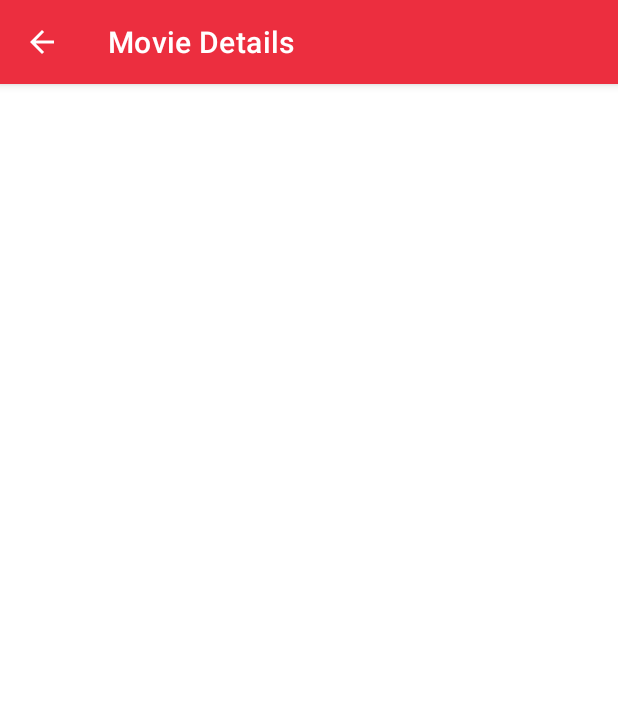
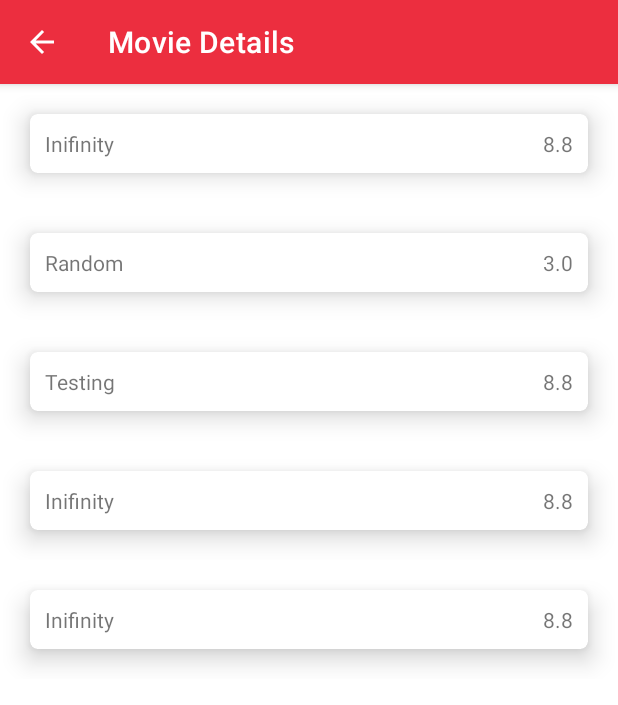
Before and after one commit to Yasithalalanga/MovTik, an Android app: the RatingResultActivity screen opened directly, with no data from a screen before it, on a phone screen of 412 x 824 dp. Shown: the top 705 px of the screen. Run offline under Robolectric (Android 15) with nearby library versions, the phone set to English and light mode, and no system bars.

Commit message:
MovieRating Updated With RecyclerView

```diff
--- a/app/build.gradle
+++ b/app/build.gradle
@@ -33,6 +33,7 @@ dependencies {
     implementation 'androidx.appcompat:appcompat:1.2.0'
     implementation 'com.google.android.material:material:1.3.0'
     implementation 'androidx.constraintlayout:constraintlayout:2.0.4'
+    implementation "androidx.cardview:cardview:1.0.0"
     testImplementation 'junit:junit:4.+'
     androidTestImplementation 'androidx.test.ext:junit:1.1.2'
     androidTestImplementation 'androidx.test.espresso:espresso-core:3.3.0'
--- /dev/null
+++ b/app/src/main/java/com/livecodex/movtik/MovieRating.java
@@ -0,0 +1,38 @@
+package com.livecodex.movtik;
+
+public class MovieRating {
+
+    private String movieName;
+    private String movieRating;
+    private int movieImage;
+
+    public MovieRating(String movieName, String movieRating, int movieImage) {
+        this.movieName = movieName;
+        this.movieRating = movieRating;
+        this.movieImage = movieImage;
+    }
+
+    public String getMovieName() {
+        return movieName;
+    }
+
+    public void setMovieName(String movieName) {
+        this.movieName = movieName;
+    }
+
+    public String getMovieRating() {
+        return movieRating;
+    }
+
+    public void setMovieRating(String movieRating) {
+        this.movieRating = movieRating;
+    }
+
+    public int getMovieImage() {
+        return movieImage;
+    }
+
+    public void setMovieImage(int movieImage) {
+        this.movieImage = movieImage;
+    }
+}
--- /dev/null
+++ b/app/src/main/java/com/livecodex/movtik/MovieRatingAdapter.java
@@ -0,0 +1,75 @@
+package com.livecodex.movtik;
+
+import android.content.Context;
+import android.view.LayoutInflater;
+import android.view.View;
+import android.view.ViewGroup;
+import android.widget.ImageView;
+import android.widget.TextView;
+import android.widget.Toast;
+
+import androidx.annotation.NonNull;
+import androidx.recyclerview.widget.RecyclerView;
+
+public class MovieRatingAdapter extends RecyclerView.Adapter<MovieRatingAdapter.ViewHolder> {
+
+    MovieRating[] movieRatings;
+    Context context;
+
+    public MovieRatingAdapter(MovieRating[] movieRatings, Context context) {
+        this.movieRatings = movieRatings;
+        this.context = context;
+    }
+
+    @NonNull
+    @Override
+    public ViewHolder onCreateViewHolder(@NonNull ViewGroup parent, int viewType) {
+        LayoutInflater layoutInflater = LayoutInflater.from(parent.getContext());
+        View view = layoutInflater.inflate(R.layout.rating_card_view, parent, false);
+        ViewHolder viewHolder = new ViewHolder(view);
+        return viewHolder;
+    }
+
+    @Override
+    public void onBindViewHolder(@NonNull ViewHolder holder, int position) {
+        final MovieRating movieRating = movieRatings[position];
+        holder.movieNameView.setText(movieRating.getMovieName());
+        holder.movieRatingView.setText(movieRating.getMovieRating());
+        holder.movieImageView.setImageResource(movieRating.getMovieImage());
+
+        holder.itemView.setOnClickListener(new View.OnClickListener() {
+            @Override
+            public void onClick(View view) {
+                Toast.makeText(context, movieRating.getMovieName(), Toast.LENGTH_SHORT).show();
+
+                if(holder.movieImageView.getVisibility() == View.VISIBLE){
+                    holder.movieImageView.setVisibility(View.GONE);
+                }else{
+                    holder.movieImageView.setVisibility(View.VISIBLE);
+                }
+            }
+        });
+    }
+
+    @Override
+    public int getItemCount() {
+        return movieRatings.length;
+    }
+
+
+    public class ViewHolder extends RecyclerView.ViewHolder{
+
+        TextView movieNameView;
+        TextView movieRatingView;
+        ImageView movieImageView;
+
+        public ViewHolder(@NonNull View itemView) {
+            super(itemView);
+
+            movieNameView = itemView.findViewById(R.id.cardMovieName);
+            movieRatingView = itemView.findViewById(R.id.cardRating);
+            movieImageView = itemView.findViewById(R.id.cardImageView);
+
+        }
+    }
+}
--- a/app/src/main/java/com/livecodex/movtik/RatingResultActivity.java
+++ b/app/src/main/java/com/livecodex/movtik/RatingResultActivity.java
@@ -1,6 +1,8 @@
 package com.livecodex.movtik;
 
 import androidx.appcompat.app.AppCompatActivity;
+import androidx.recyclerview.widget.LinearLayoutManager;
+import androidx.recyclerview.widget.RecyclerView;
 
 import android.content.Intent;
 import android.net.Uri;
@@ -23,6 +25,7 @@ import javax.net.ssl.HttpsURLConnection;
 public class RatingResultActivity extends AppCompatActivity {
 
     TextView testResult;
+    RecyclerView recyclerView;
     private String movieSearch;
 
     @Override
@@ -30,12 +33,26 @@ public class RatingResultActivity extends AppCompatActivity {
         super.onCreate(savedInstanceState);
         setContentView(R.layout.activity_rating_result);
 
-        testResult = findViewById(R.id.testResult);
+       // testResult = findViewById(R.id.testResult);
+        recyclerView = findViewById(R.id.recyclerView);
+        recyclerView.setHasFixedSize(true);
+        recyclerView.setLayoutManager(new LinearLayoutManager(this));
+
+        MovieRating[] movieRatings = new MovieRating[]{
+          new MovieRating("Inifinity", "8.8",R.drawable.logo),
+          new MovieRating("Random", "3.0",R.drawable.logo),
+          new MovieRating("Testing", "8.8",R.drawable.logo),
+          new MovieRating("Inifinity", "8.8",R.drawable.logo),
+          new MovieRating("Inifinity", "8.8",R.drawable.logo),
+        };
+
+        MovieRatingAdapter movieRatingAdapter = new MovieRatingAdapter(movieRatings, RatingResultActivity.this);
+        recyclerView.setAdapter(movieRatingAdapter);
 
         Intent ratingSelectedIntent = getIntent();
         movieSearch = ratingSelectedIntent.getStringExtra("MovieRequested");
 
-        testResult.setText(movieSearch);
+       // testResult.setText(movieSearch);
 
         DataSyncTask dataSyncTask = new DataSyncTask();
         dataSyncTask.execute();
--- a/app/src/main/res/layout/activity_rating_result.xml
+++ b/app/src/main/res/layout/activity_rating_result.xml
@@ -6,13 +6,12 @@
     android:layout_height="match_parent"
     tools:context=".RatingResultActivity">
 
-    <TextView
-        android:id="@+id/testResult"
-        android:layout_width="wrap_content"
+    <androidx.recyclerview.widget.RecyclerView
+        android:id="@+id/recyclerView"
+        android:layout_width="match_parent"
         android:layout_height="wrap_content"
-        android:text="TextView"
-        app:layout_constraintBottom_toBottomOf="parent"
         app:layout_constraintEnd_toEndOf="parent"
         app:layout_constraintStart_toStartOf="parent"
         app:layout_constraintTop_toTopOf="parent" />
+
 </androidx.constraintlayout.widget.ConstraintLayout>
--- /dev/null
+++ b/app/src/main/res/layout/rating_card_view.xml
@@ -0,0 +1,54 @@
+<?xml version="1.0" encoding="utf-8"?>
+<LinearLayout xmlns:android="http://schemas.android.com/apk/res/android"
+    android:layout_width="match_parent"
+    android:layout_height="wrap_content"
+    xmlns:app="http://schemas.android.com/apk/res-auto"
+    android:orientation="vertical">
+
+    <androidx.cardview.widget.CardView
+        android:layout_width="match_parent"
+        android:layout_height="wrap_content"
+        app:cardElevation="10dp"
+        app:cardCornerRadius="5dp"
+        android:layout_margin="20dp"
+        android:background="@color/white">
+
+        <LinearLayout
+            android:layout_width="match_parent"
+            android:layout_height="wrap_content"
+            android:orientation="vertical">
+
+            <ImageView
+                android:id="@+id/cardImageView"
+                android:layout_width="match_parent"
+                android:layout_height="wrap_content"
+                android:src="@drawable/logo"
+                android:visibility="gone"/>
+
+            <LinearLayout
+                android:layout_width="match_parent"
+                android:layout_height="wrap_content"
+                android:orientation="horizontal">
+
+                <TextView
+                    android:id="@+id/cardMovieName"
+                    android:layout_width="wrap_content"
+                    android:layout_height="wrap_content"
+                    android:text="TextView"
+                    android:layout_weight="1"
+                    android:layout_margin="10dp"/>
+
+                <TextView
+                    android:id="@+id/cardRating"
+                    android:layout_width="wrap_content"
+                    android:layout_height="wrap_content"
+                    android:text="Rating"
+                    android:layout_margin="10dp"/>
+
+            </LinearLayout>
+
+
+        </LinearLayout>
+    </androidx.cardview.widget.CardView>
+
+</LinearLayout>
```
